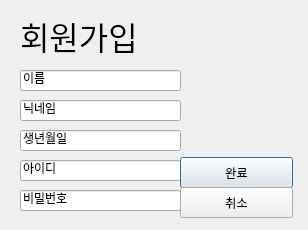
First picture: the form in UIs/Signup.ui, repository Ksanbal/GotoWork_PC, before the edit.
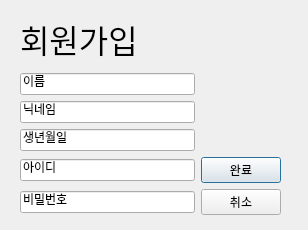
Second picture: the form after the edit.

Commit message: 회원가입 UI의 내용들을 정렬했습니다.

```diff
--- a/UIs/Signup.ui
+++ b/UIs/Signup.ui
@@ -13,106 +13,60 @@
   <property name="windowTitle">
    <string>Dialog</string>
   </property>
-  <widget class="QLineEdit" name="lineEdit_name">
+  <widget class="QWidget" name="">
    <property name="geometry">
     <rect>
      <x>20</x>
-     <y>70</y>
-     <width>161</width>
-     <height>21</height>
+     <y>10</y>
+     <width>261</width>
+     <height>205</height>
     </rect>
    </property>
+   <layout class="QGridLayout" name="gridLayout">
+    <item row="4" column="1">
+     <widget class="QPushButton" name="btn_confirm">
    <property name="text">
-    <string>이름</string>
-   </property>
-  </widget>
-  <widget class="QLineEdit" name="lineEdit_nickname">
-   <property name="geometry">
-    <rect>
-     <x>20</x>
-     <y>100</y>
-     <width>161</width>
-     <height>21</height>
-    </rect>
-   </property>
-   <property name="text">
-    <string>닉네임</string>
-   </property>
-  </widget>
+       <string>완료</string>
+      </property>
+     </widget>
+    </item>
+    <item row="3" column="0">
   <widget class="QLineEdit" name="lineEdit_birth">
-   <property name="geometry">
-    <rect>
-     <x>20</x>
-     <y>130</y>
-     <width>161</width>
-     <height>21</height>
-    </rect>
-   </property>
    <property name="text">
     <string>생년월일</string>
    </property>
   </widget>
-  <widget class="QLineEdit" name="lineEdit_id">
-   <property name="geometry">
-    <rect>
-     <x>20</x>
-     <y>160</y>
-     <width>161</width>
-     <height>21</height>
-    </rect>
-   </property>
-   <property name="text">
-    <string>아이디</string>
-   </property>
-  </widget>
+    </item>
+    <item row="5" column="0">
   <widget class="QLineEdit" name="lineEdit_passwd">
-   <property name="geometry">
-    <rect>
-     <x>20</x>
-     <y>190</y>
-     <width>161</width>
-     <height>21</height>
-    </rect>
-   </property>
    <property name="text">
     <string>비밀번호</string>
    </property>
   </widget>
-  <widget class="QPushButton" name="btn_confirm">
-   <property name="geometry">
-    <rect>
-     <x>180</x>
-     <y>157</y>
-     <width>113</width>
-     <height>31</height>
-    </rect>
-   </property>
+    </item>
+    <item row="2" column="0">
+     <widget class="QLineEdit" name="lineEdit_nickname">
    <property name="text">
-    <string>완료</string>
-   </property>
-  </widget>
+       <string>닉네임</string>
+      </property>
+     </widget>
+    </item>
+    <item row="5" column="1">
   <widget class="QPushButton" name="btn_cancel">
-   <property name="geometry">
-    <rect>
-     <x>180</x>
-     <y>187</y>
-     <width>113</width>
-     <height>31</height>
-    </rect>
-   </property>
    <property name="text">
     <string>취소</string>
    </property>
   </widget>
+    </item>
+    <item row="4" column="0">
+     <widget class="QLineEdit" name="lineEdit_id">
+      <property name="text">
+       <string>아이디</string>
+      </property>
+     </widget>
+    </item>
+    <item row="0" column="0">
   <widget class="QLabel" name="label_title">
-   <property name="geometry">
-    <rect>
-     <x>20</x>
-     <y>10</y>
-     <width>141</width>
-     <height>51</height>
-    </rect>
-   </property>
    <property name="font">
     <font>
      <pointsize>24</pointsize>
@@ -124,6 +78,16 @@
    <property name="alignment">
     <set>Qt::AlignLeading|Qt::AlignLeft|Qt::AlignVCenter</set>
    </property>
+     </widget>
+    </item>
+    <item row="1" column="0">
+     <widget class="QLineEdit" name="lineEdit_name">
+      <property name="text">
+       <string>이름</string>
+      </property>
+     </widget>
+    </item>
+   </layout>
   </widget>
  </widget>
  <resources/>
```
Left out of the diff: 2 changed lines with no effect on the pictures. Lines whose indentation alone changed are shown as unchanged.
